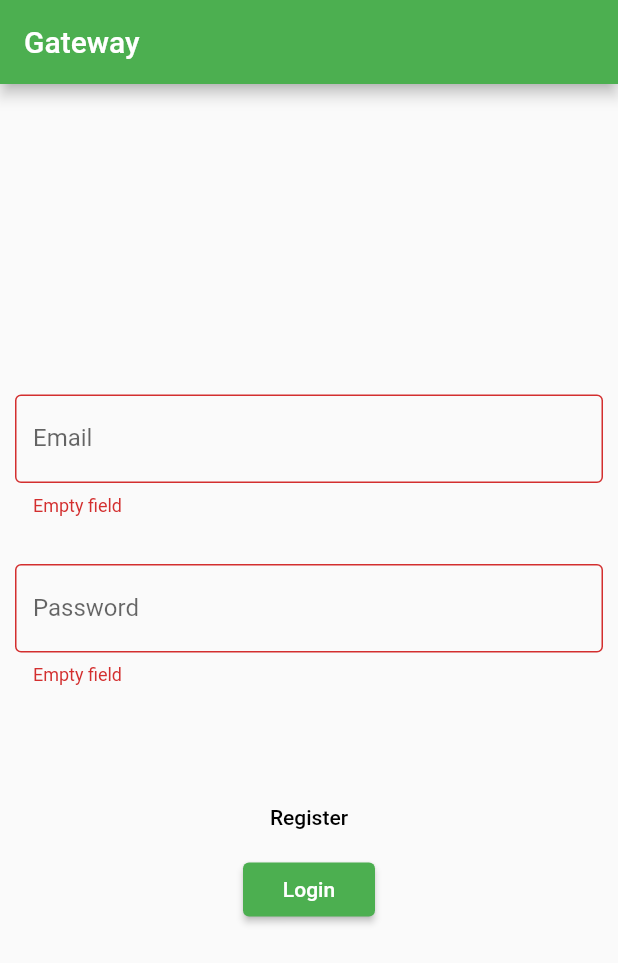
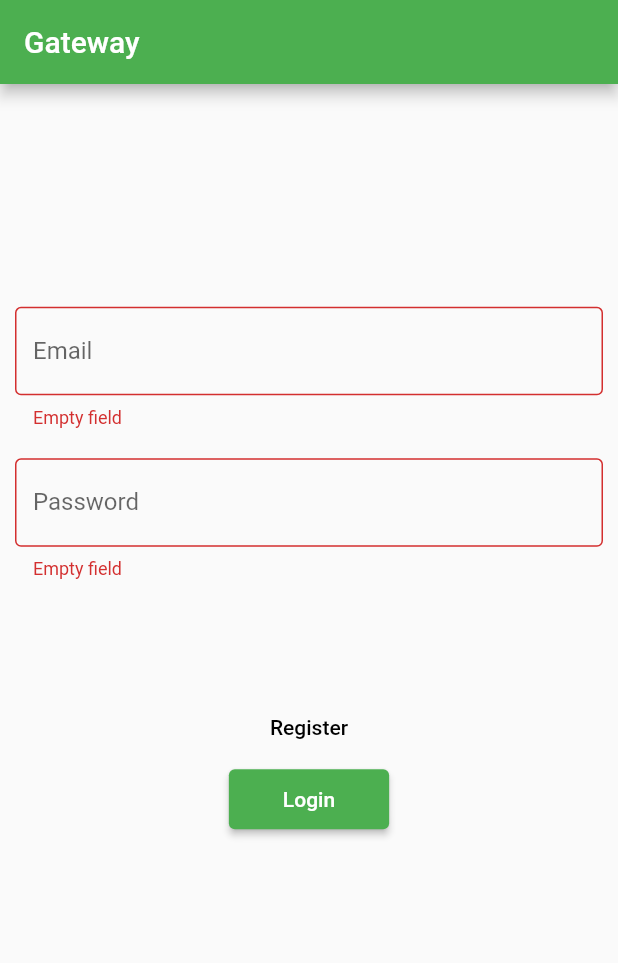
Before and after one commit to CicadaCinema/debt_app, a Flutter app: the screen it shows after launch, after a tap on "Register", on a phone screen of 412 x 824 dp. Shown: the top 963 px of the screen. Run offline on Flutter 3.47's test engine with Material 2 defaults, Android fonts, the phone set to English and light mode, and no system bars; our stand-ins replace cloud_firestore, firebase_auth, firebase_core; accounts and stored records are empty.

Commit message:
Significantly improve usability for low-height devices (or split-screen view use case) Now there are fewer (if any) sized boxes. Spacers and small padding wrappers take their place.

```diff
--- a/lib/gateway.dart
+++ b/lib/gateway.dart
@@ -112,7 +112,10 @@ class _GatewayPageState extends State<GatewayPage> {
         padding: EdgeInsets.all(10),
         child: Column(
           children: <Widget>[
-            TextFormField(
+            Spacer(flex: 2),
+            Padding(
+              padding: EdgeInsets.symmetric(vertical: 10, horizontal: 0),
+              child: TextFormField(
                 validator: (value) {
                   if (value == '') {
                     return 'Empty field';
@@ -125,8 +128,10 @@ class _GatewayPageState extends State<GatewayPage> {
                   labelText: 'Email',
                 ),
               ),
-            SizedBox(height:32),
-            TextFormField(
+            ),
+            Padding(
+              padding: EdgeInsets.symmetric(vertical: 10, horizontal: 0),
+              child: TextFormField(
                 validator: (value) {
                   if (value == '') {
                     return 'Empty field';
@@ -140,9 +145,13 @@ class _GatewayPageState extends State<GatewayPage> {
                 ),
                 obscureText: true,
               ),
-            SizedBox(height:64),
+            ),
+            Spacer(),
             FlatButton(
+              child: Padding(
+                padding: EdgeInsets.all(12),
                 child: Text('Register'),
+              ),
               onPressed: () {
                 if (_formKey.currentState.validate()) {
                   _enterGateway('Register');
@@ -150,13 +159,17 @@ class _GatewayPageState extends State<GatewayPage> {
               },
             ),
             RaisedButton(
+              child: Padding(
+                padding: EdgeInsets.all(12),
                 child: Text('Login'),
+              ),
               onPressed: () {
                 if (_formKey.currentState.validate()) {
                   _enterGateway('Login');
                 }
               },
             ),
+            Spacer(flex: 4),
           ],
         ),
       )
@@ -170,12 +183,7 @@ class _GatewayPageState extends State<GatewayPage> {
         title: Text('Gateway'),
       ),
       body: Center(
-        child: Column(
-          mainAxisAlignment: MainAxisAlignment.center,
-          children: <Widget>[
-            loginForm(),
-          ],
-        ),
+        child: loginForm(),
       ),
     );
   }
--- a/lib/menu.dart
+++ b/lib/menu.dart
@@ -42,7 +42,7 @@ class _MainMenuState extends State<MainMenu> {
             Center(
                 child: Column(
                   children: [
-                    Spacer(),
+                    Spacer(flex: 3),
                     //Text('Current route:' + ModalRoute.of(context).settings.name),
                     Text(
                       'My balance:',
@@ -52,7 +52,7 @@ class _MainMenuState extends State<MainMenu> {
                       '123.123',
                       style: TextStyle(fontSize: 64),
                     ),
-                    Spacer(flex: 1),
+                    Spacer(flex: 3),
                     RaisedButton(
                       onPressed: (){},
                       child: Text(
@@ -60,7 +60,7 @@ class _MainMenuState extends State<MainMenu> {
                         style: TextStyle(fontSize: 16),
                       ),
                     ),
-                    SizedBox(height: 64)
+                    Spacer(),
                   ],
                 )
             ),
--- a/lib/transaction_request.dart
+++ b/lib/transaction_request.dart
@@ -8,7 +8,9 @@ Widget requestForm() {
       padding: EdgeInsets.all(10),
       child: Column(
         children: <Widget>[
-          TextFormField(
+          Padding(
+            padding: EdgeInsets.symmetric(vertical: 10, horizontal: 0),
+            child: TextFormField(
               validator: (value) {
                 if (value == '') {
                   return 'Empty field';
@@ -20,8 +22,10 @@ Widget requestForm() {
                 labelText: 'Destination user',
               ),
             ),
-          SizedBox(height:32),
-          TextFormField(
+          ),
+          Padding(
+            padding: EdgeInsets.symmetric(vertical: 10, horizontal: 0),
+            child: TextFormField(
               validator: (value) {
                 if (value == '') {
                   return 'Empty field';
@@ -33,7 +37,7 @@ Widget requestForm() {
                 labelText: 'Amount',
               ),
             ),
-          SizedBox(height:64),
+          ),
           RaisedButton(
             child: Text('Submit'),
             onPressed: () {
```
Lines whose indentation alone changed are shown as unchanged.
